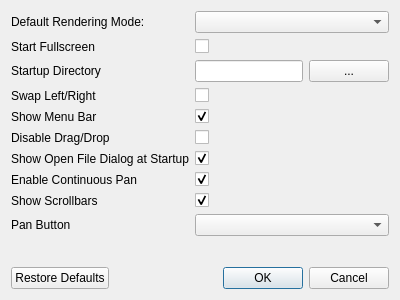
Old version of the form forms/settingswindow.ui in the repository chipgw/depthview.
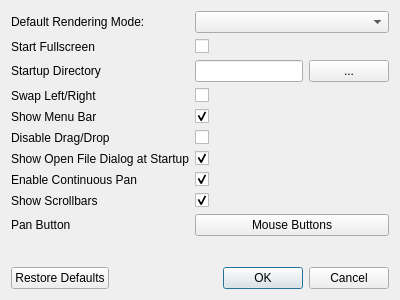
New version of the form. Icons and pictures are not drawn.

Commit message: use a PushButton with a menu instead of a combo box for pan buttons.

```diff
--- a/forms/settingswindow.ui
+++ b/forms/settingswindow.ui
@@ -201,7 +201,11 @@
       </widget>
      </item>
      <item row="9" column="1">
-      <widget class="QComboBox" name="panButtonComboBox"/>
+      <widget class="QPushButton" name="panButtonMenuPushButton">
+       <property name="text">
+        <string>Mouse Buttons</string>
+       </property>
+      </widget>
      </item>
     </layout>
    </item>
```
Left out of the diff: 22 changed lines with no effect on the pictures. The commit also changes 2 other files.
